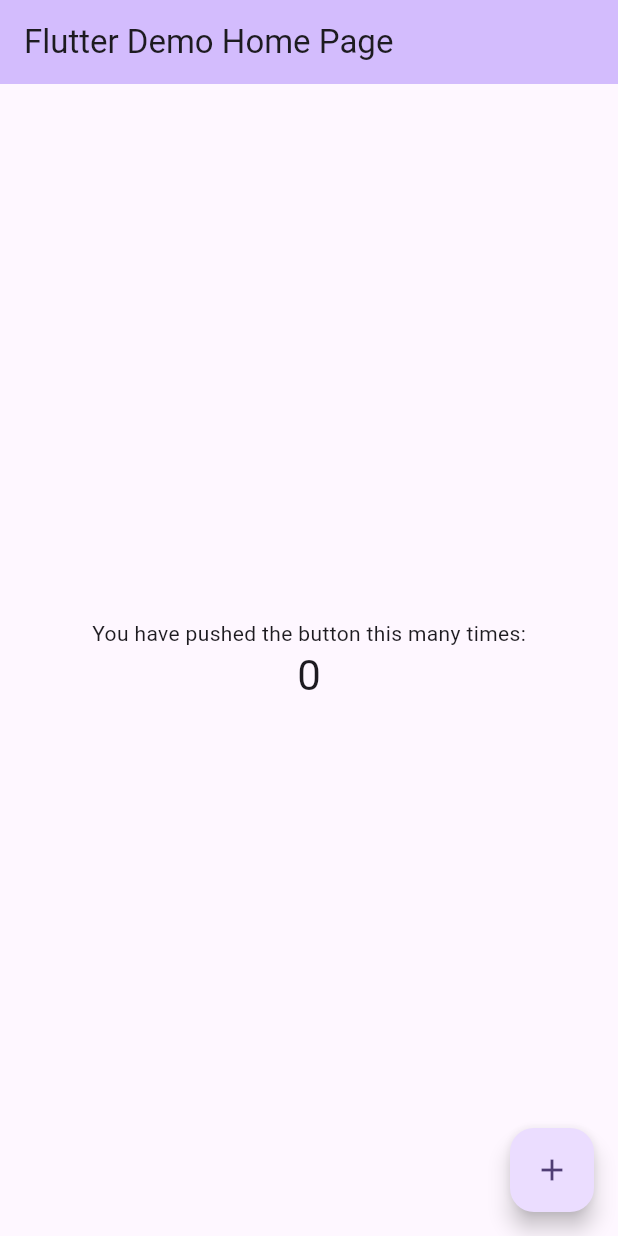
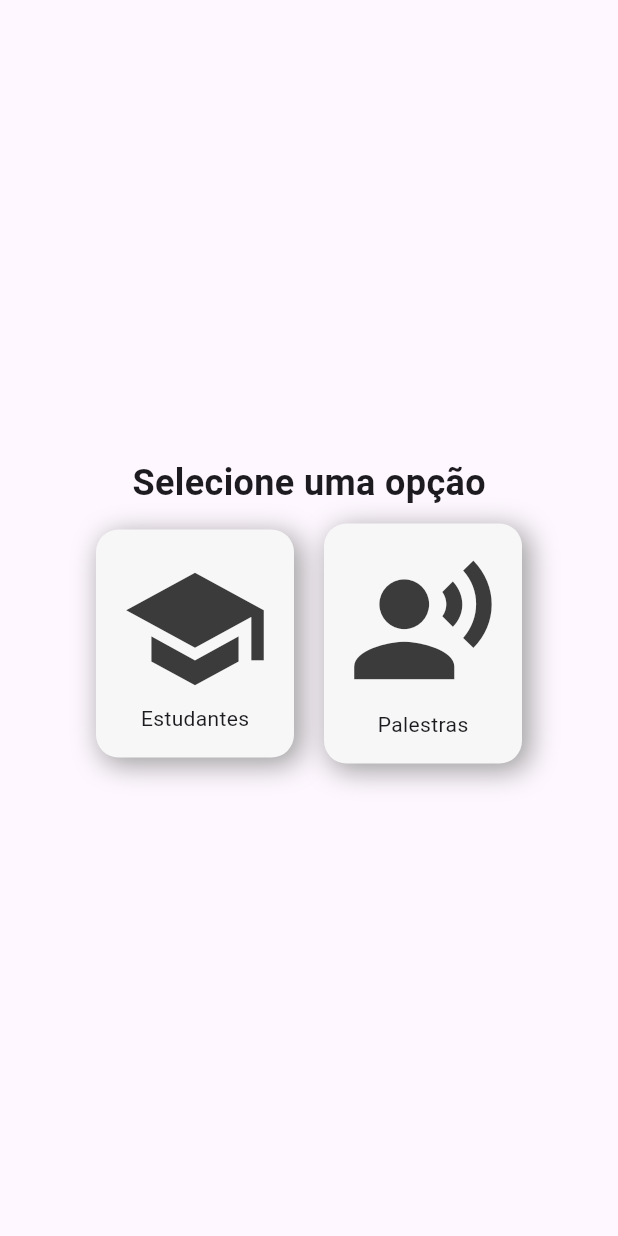
Before and after one commit to mmiguelcalixto/gerenciadorPalestras, a Flutter app: the screen it shows after launch, on a phone screen of 412 x 824 dp. Run offline on Flutter 3.47's test engine with Material 3 defaults, Android fonts, the phone set to English and light mode, and no system bars; our stand-ins replace firebase_core; accounts and stored records are empty.

Commit message:
tela inicial

```diff
--- a/gerenciador_palestras/lib/main.dart
+++ b/gerenciador_palestras/lib/main.dart
@@ -1,5 +1,6 @@
 import 'package:firebase_core/firebase_core.dart';
 import 'package:flutter/material.dart';
+import 'package:gerenciador_palestras/pages/tela_inicial.dart';
 
 Future<void> main() async {
   WidgetsFlutterBinding.ensureInitialized();
@@ -13,88 +14,7 @@ class MyApp extends StatelessWidget {
   @override
   Widget build(BuildContext context) {
     return MaterialApp(
-      title: 'Flutter Demo',
-      theme: ThemeData(
-        colorScheme: ColorScheme.fromSeed(seedColor: Colors.deepPurple),
-      ),
-      home: const MyHomePage(title: 'Flutter Demo Home Page'),
+      home: const TelaInicial(),
     );
   }
 }
-
-class MyHomePage extends StatefulWidget {
-  const MyHomePage({super.key, required this.title});
-
-  final String title;
-
-  @override
-  State<MyHomePage> createState() => _MyHomePageState();
-}
-
-class _MyHomePageState extends State<MyHomePage> {
-  int _counter = 0;
-
-  void _incrementCounter() {
-    setState(() {
-      // This call to setState tells the Flutter framework that something has
-      // changed in this State, which causes it to rerun the build method below
-      // so that the display can reflect the updated values. If we changed
-      // _counter without calling setState(), then the build method would not be
-      // called again, and so nothing would appear to happen.
-      _counter++;
-    });
-  }
-
-  @override
-  Widget build(BuildContext context) {
-    // This method is rerun every time setState is called, for instance as done
-    // by the _incrementCounter method above.
-    //
-    // The Flutter framework has been optimized to make rerunning build methods
-    // fast, so that you can just rebuild anything that needs updating rather
-    // than having to individually change instances of widgets.
-    return Scaffold(
-      appBar: AppBar(
-        // TRY THIS: Try changing the color here to a specific color (to
-        // Colors.amber, perhaps?) and trigger a hot reload to see the AppBar
-        // change color while the other colors stay the same.
-        backgroundColor: Theme.of(context).colorScheme.inversePrimary,
-        // Here we take the value from the MyHomePage object that was created by
-        // the App.build method, and use it to set our appbar title.
-        title: Text(widget.title),
-      ),
-      body: Center(
-        // Center is a layout widget. It takes a single child and positions it
-        // in the middle of the parent.
-        child: Column(
-          // Column is also a layout widget. It takes a list of children and
-          // arranges them vertically. By default, it sizes itself to fit its
-          // children horizontally, and tries to be as tall as its parent.
-          //
-          // Column has various properties to control how it sizes itself and
-          // how it positions its children. Here we use mainAxisAlignment to
-          // center the children vertically; the main axis here is the vertical
-          // axis because Columns are vertical (the cross axis would be
-          // horizontal).
-          //
-          // TRY THIS: Invoke "debug painting" (choose the "Toggle Debug Paint"
-          // action in the IDE, or press "p" in the console), to see the
-          // wireframe for each widget.
-          mainAxisAlignment: MainAxisAlignment.center,
-          children: <Widget>[
-            const Text('You have pushed the button this many times:'),
-            Text(
-              '$_counter',
-              style: Theme.of(context).textTheme.headlineMedium,
-            ),
-          ],
-        ),
-      ),
-      floatingActionButton: FloatingActionButton(
-        onPressed: _incrementCounter,
-        tooltip: 'Increment',
-        child: const Icon(Icons.add),
-      ), // This trailing comma makes auto-formatting nicer for build methods.
-    );
-  }
-}
--- /dev/null
+++ b/gerenciador_palestras/lib/pages/tela_inicial.dart
@@ -0,0 +1,86 @@
+import 'package:flutter/material.dart';
+
+class TelaInicial extends StatelessWidget {
+  const TelaInicial({super.key});
+
+  @override
+  Widget build(BuildContext context) {
+    return Scaffold(
+      body: Center(
+        child: Column(
+          mainAxisAlignment: MainAxisAlignment.center,
+          crossAxisAlignment: CrossAxisAlignment.center,
+          children: [
+            Text(
+              "Selecione uma opção",
+              style: TextStyle(
+                fontSize: 24,
+                fontWeight: FontWeight.bold,
+              ),
+            ),
+            Row(
+              mainAxisAlignment: MainAxisAlignment.center,
+              children: [
+                Container(
+                  margin: EdgeInsets.all(10),
+                  padding: EdgeInsets.all(16),
+                  decoration: BoxDecoration(
+                    color: const Color.fromARGB(255, 247, 247, 247),
+                    borderRadius: BorderRadius.circular(15),
+                    boxShadow: [
+                      BoxShadow(
+                        color: Colors.grey.shade500,
+                        offset: Offset(4.0, 4.0),
+                        blurRadius: 15.0,
+                        spreadRadius: 1.0,
+                      )
+                    ]
+                  ),
+                  child: Column(
+                    mainAxisSize: MainAxisSize.min,
+                    children: [
+                      Icon(
+                        Icons.school,
+                        size: 100,
+                        color: const Color.fromARGB(255, 59, 59, 59),
+                      ),
+                      Text("Estudantes")
+                    ],
+                  ),
+                ),
+                Container(
+                  margin: EdgeInsets.all(10),
+                  padding: EdgeInsets.all(16),
+                  decoration: BoxDecoration(
+                    color: const Color.fromARGB(255, 247, 247, 247),
+                    borderRadius: BorderRadius.circular(15),
+                    boxShadow: [
+                      BoxShadow(
+                        color: Colors.grey.shade500,
+                        offset: Offset(4.0, 4.0),
+                        blurRadius: 15.0,
+                        spreadRadius: 1.0,
+                      )
+                    ],
+                  ),
+                  child: Column(
+                    mainAxisSize: MainAxisSize.min,
+                    children: [
+                      Icon(
+                        Icons.record_voice_over,
+                        size: 100,
+                        color: const Color.fromARGB(255, 59, 59, 59),
+                      ),
+                      SizedBox(height: 8),
+                      Text("Palestras"),
+                    ],
+                  ),
+                ),
+              ],
+            ),
+          ],
+        ),
+      ),
+    );
+  }
+}
--- a/gerenciador_palestras/pubspec.yaml
+++ b/gerenciador_palestras/pubspec.yaml
@@ -35,6 +35,7 @@ dependencies:
   # Use with the CupertinoIcons class for iOS style icons.
   cupertino_icons: ^1.0.8
   firebase_core: ^4.1.0
+  firebase_core_web: ^3.1.0
   cloud_firestore: ^6.0.1
 
 dev_dependencies:
```
Also changed, not shown: 1 other file.
